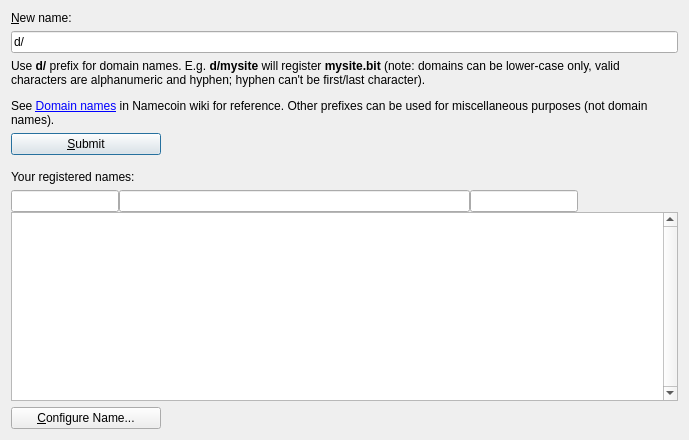
bitcf/bitcf, file src/qt/forms/managenamespage.ui: the form before one commit.
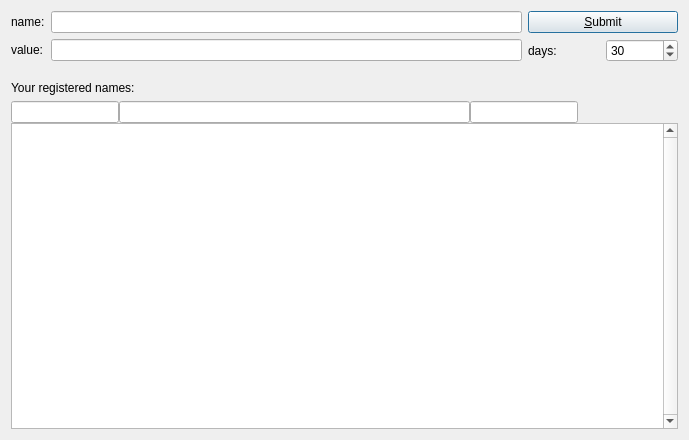
The form after the commit. Icons and pictures are not drawn. Custom widgets are drawn as their Qt base class.

```diff
--- a/src/qt/forms/managenamespage.ui
+++ b/src/qt/forms/managenamespage.ui
@@ -19,10 +19,10 @@
   <property name="windowTitle">
    <string>Manage Names</string>
   </property>
-  <layout class="QHBoxLayout" name="horizontalLayout">
-   <item>
     <layout class="QVBoxLayout" name="verticalLayout">
      <item>
+    <layout class="QGridLayout" name="gridLayout">
+     <item row="0" column="0">
       <widget class="QLabel" name="label_4">
        <property name="sizePolicy">
         <sizepolicy hsizetype="Preferred" vsizetype="Maximum">
@@ -31,7 +31,7 @@
         </sizepolicy>
        </property>
        <property name="text">
-        <string>&amp;New name:</string>
+        <string>name:</string>
        </property>
        <property name="alignment">
         <set>Qt::AlignLeading|Qt::AlignLeft|Qt::AlignVCenter</set>
@@ -41,39 +41,17 @@
        </property>
       </widget>
      </item>
-     <item>
-      <widget class="QValidatedLineEdit" name="registerName">
+     <item row="0" column="1">
+      <widget class="QValidatedLineEdit" name="registerValue">
        <property name="toolTip">
         <string>Enter a name or domain name (prefixed with d/) to be registered via Namecoin.</string>
        </property>
        <property name="text">
-        <string notr="true">d/</string>
+        <string notr="true"/>
        </property>
       </widget>
      </item>
-     <item>
-      <widget class="QLabel" name="label">
-       <property name="sizePolicy">
-        <sizepolicy hsizetype="Preferred" vsizetype="Preferred">
-         <horstretch>0</horstretch>
-         <verstretch>0</verstretch>
-        </sizepolicy>
-       </property>
-       <property name="text">
-        <string>&lt;html&gt;&lt;head/&gt;&lt;body&gt;&lt;p&gt;Use &lt;span style=&quot; font-weight:600;&quot;&gt;d/&lt;/span&gt; prefix for domain names. E.g. &lt;span style=&quot; font-weight:600;&quot;&gt;d/mysite&lt;/span&gt; will register &lt;span style=&quot; font-weight:600;&quot;&gt;mysite.bit&lt;/span&gt; (note: domains can be lower-case only, valid characters are alphanumeric and hyphen; hyphen can't be first/last character).&lt;/p&gt;&lt;p&gt;See &lt;a href=&quot;http://dot-bit.org/Namespace:Domain_names&quot;&gt;&lt;span style=&quot; text-decoration: underline; color:#0000ff;&quot;&gt;Domain names&lt;/span&gt;&lt;/a&gt; in Namecoin wiki for reference. Other prefixes can be used for miscellaneous purposes (not domain names).&lt;/p&gt;&lt;/body&gt;&lt;/html&gt;</string>
-       </property>
-       <property name="textFormat">
-        <enum>Qt::RichText</enum>
-       </property>
-       <property name="wordWrap">
-        <bool>true</bool>
-       </property>
-       <property name="openExternalLinks">
-        <bool>true</bool>
-       </property>
-      </widget>
-     </item>
-     <item>
+     <item row="0" column="2">
       <widget class="QPushButton" name="submitNameButton">
        <property name="sizePolicy">
         <sizepolicy hsizetype="Fixed" vsizetype="Fixed">
@@ -103,6 +81,67 @@
        </property>
       </widget>
      </item>
+     <item row="1" column="0">
+      <widget class="QLabel" name="label_6">
+       <property name="sizePolicy">
+        <sizepolicy hsizetype="Preferred" vsizetype="Maximum">
+         <horstretch>0</horstretch>
+         <verstretch>0</verstretch>
+        </sizepolicy>
+       </property>
+       <property name="text">
+        <string>value:</string>
+       </property>
+       <property name="alignment">
+        <set>Qt::AlignLeading|Qt::AlignLeft|Qt::AlignVCenter</set>
+       </property>
+       <property name="buddy">
+        <cstring>registerName</cstring>
+       </property>
+      </widget>
+     </item>
+     <item row="1" column="1">
+      <widget class="QValidatedLineEdit" name="registerName">
+       <property name="toolTip">
+        <string>&lt;html&gt;&lt;head/&gt;&lt;body&gt;&lt;p&gt;Enter value that will be associated with above name.&lt;/p&gt;&lt;/body&gt;&lt;/html&gt;</string>
+       </property>
+       <property name="text">
+        <string notr="true"/>
+       </property>
+      </widget>
+     </item>
+     <item row="1" column="2">
+      <layout class="QHBoxLayout" name="horizontalLayout">
+       <item>
+        <widget class="QLabel" name="label_7">
+         <property name="text">
+          <string>days:</string>
+         </property>
+         <property name="alignment">
+          <set>Qt::AlignLeading|Qt::AlignLeft|Qt::AlignVCenter</set>
+         </property>
+         <property name="buddy">
+          <cstring>registerName</cstring>
+         </property>
+        </widget>
+       </item>
+       <item>
+        <widget class="QSpinBox" name="registerDays">
+         <property name="toolTip">
+          <string>&lt;html&gt;&lt;head/&gt;&lt;body&gt;&lt;p&gt;Set number of days that will be added to name expire time.&lt;/p&gt;&lt;/body&gt;&lt;/html&gt;</string>
+         </property>
+         <property name="maximum">
+          <number>9999</number>
+         </property>
+         <property name="value">
+          <number>30</number>
+         </property>
+        </widget>
+       </item>
+      </layout>
+     </item>
+    </layout>
+   </item>
      <item>
       <spacer name="verticalSpacer">
        <property name="orientation">
@@ -113,8 +152,8 @@
        </property>
        <property name="sizeHint" stdset="0">
         <size>
-         <width>20</width>
-         <height>12</height>
+       <width>17</width>
+       <height>13</height>
         </size>
        </property>
       </spacer>
@@ -237,33 +276,6 @@
          <attribute name="verticalHeaderVisible">
           <bool>false</bool>
          </attribute>
-        </widget>
-       </item>
-      </layout>
-     </item>
-     <item>
-      <widget class="QPushButton" name="configureNameButton">
-       <property name="sizePolicy">
-        <sizepolicy hsizetype="Fixed" vsizetype="Fixed">
-         <horstretch>0</horstretch>
-         <verstretch>0</verstretch>
-        </sizepolicy>
-       </property>
-       <property name="minimumSize">
-        <size>
-         <width>150</width>
-         <height>0</height>
-        </size>
-       </property>
-       <property name="toolTip">
-        <string>Configure name and submit update operation</string>
-       </property>
-       <property name="text">
-        <string>&amp;Configure Name...</string>
-       </property>
-       <property name="default">
-        <bool>false</bool>
-       </property>
       </widget>
      </item>
     </layout>
```
Left out of the diff: 5 changed lines with no effect on the pictures. Lines whose indentation alone changed are shown as unchanged.
